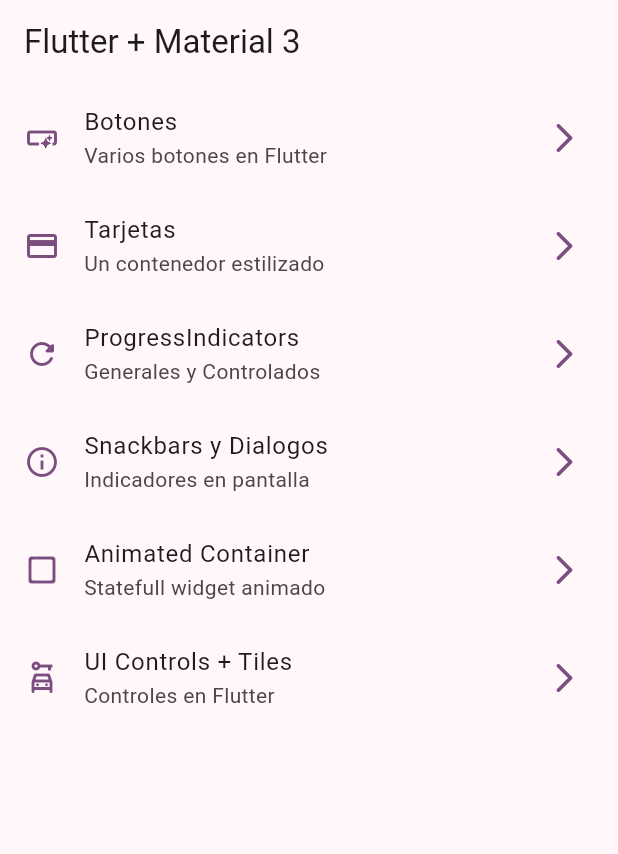
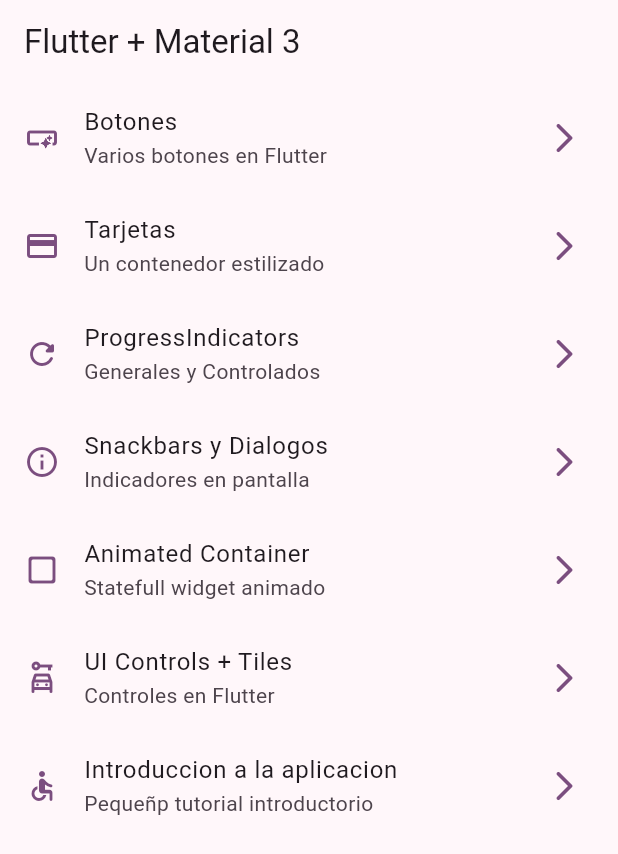
Before and after one commit to JonathanMartinez10/components-app-material-3, a Flutter app: the screen it shows after launch, on a phone screen of 412 x 824 dp. Shown: the top 854 px of the screen. Run offline on Flutter 3.47's test engine with Material 2 defaults, Android fonts, the phone set to English and light mode, and no system bars; our stand-ins replace go_router.

Commit message:
tutorial screen

```diff
--- a/lib/config/menu/menu_items.dart
+++ b/lib/config/menu/menu_items.dart
@@ -57,4 +57,11 @@ const appMenuItems = <MenuItem>[
     link: '/ui-controls',
     icon: Icons.car_rental_outlined,
   ),
+
+  MenuItem(
+    title: 'Introduccion a la aplicacion',
+    subTitle: 'Pequeñp tutorial introductorio',
+    link: '/tutorial',
+    icon: Icons.accessible_rounded,
+  ),
 ];
--- a/lib/config/router/app_router.dart
+++ b/lib/config/router/app_router.dart
@@ -48,5 +48,11 @@ final appRouter = GoRouter(
       name: UiControlsScreen.name,
       builder: (context, state) => const UiControlsScreen(),
     ),
+
+    GoRoute(
+      path: '/tutorial',
+      name: AppTutoralScreen.name,
+      builder: (context, state) => const AppTutoralScreen(),
+    ),
   ],
 );
```
